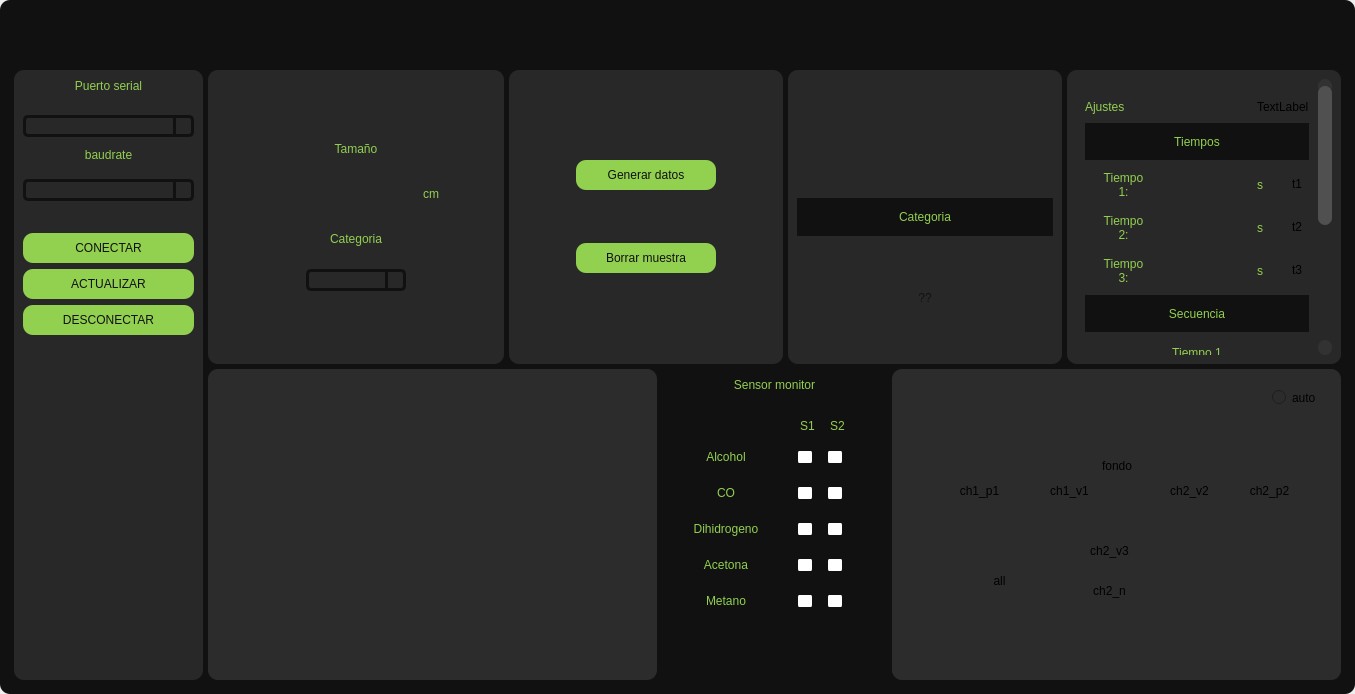
This is Design.ui in victor456472/HMI-Enose as Qt 5 draws it before an edit. The edited form follows.
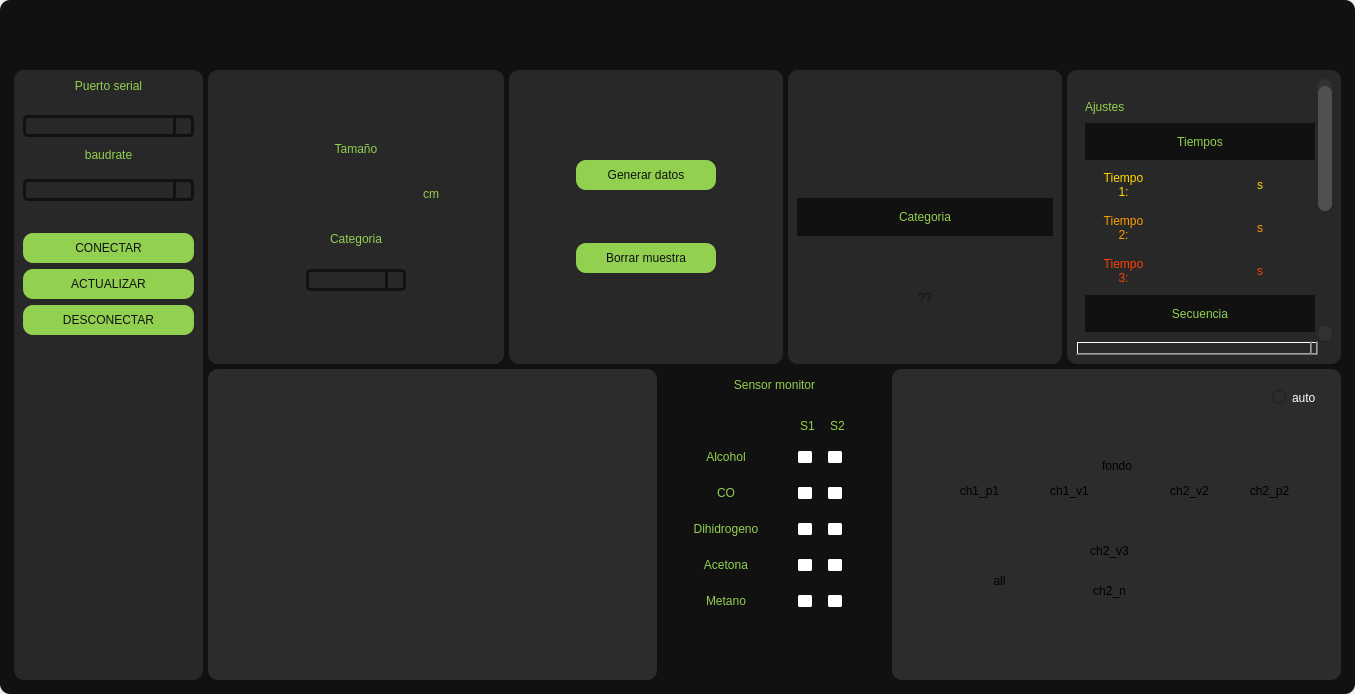
This is the edited form. Icons and pictures are not drawn.

```diff
--- a/Design.ui
+++ b/Design.ui
@@ -1320,8 +1320,8 @@
                       <property name="geometry">
                        <rect>
                         <x>0</x>
-                        <y>-254</y>
-                        <width>235</width>
+                        <y>-2</y>
+                        <width>242</width>
                         <height>518</height>
                        </rect>
                       </property>
@@ -1411,8 +1411,20 @@
                              </item>
                              <item>
                               <widget class="QLabel" name="label_16">
+                               <property name="maximumSize">
+                                <size>
+                                 <width>20</width>
+                                 <height>20</height>
+                                </size>
+                               </property>
                                <property name="text">
-                                <string>TextLabel</string>
+                                <string/>
+                               </property>
+                               <property name="pixmap">
+                                <pixmap resource="resource_icon.qrc">:/images/iconos/ajustes.png</pixmap>
+                               </property>
+                               <property name="scaledContents">
+                                <bool>true</bool>
                                </property>
                               </widget>
                              </item>
@@ -1486,7 +1498,7 @@
                                 </size>
                                </property>
                                <property name="styleSheet">
-                                <string notr="true">color: rgb(146,208,80);
+                                <string notr="true">color: rgb(255, 217, 0);
 font:87 9pt &quot;cooper black&quot;</string>
                                </property>
                                <property name="text">
@@ -1563,7 +1575,7 @@
                                 </size>
                                </property>
                                <property name="styleSheet">
-                                <string notr="true">color: rgb(146,208,80);
+                                <string notr="true">color: rgb(255, 217, 0);
 font:87 12pt &quot;cooper black&quot;</string>
                                </property>
                                <property name="text">
@@ -1589,8 +1601,22 @@
                              </item>
                              <item>
                               <widget class="QPushButton" name="button_t1">
+                               <property name="styleSheet">
+                                <string notr="true">QPushButton{
+	image: url(:/images/iconos/ajustar.png);
+}
+
+QPushButton:hover{
+	
+	image: url(:/images/iconos/ajustar_t1hover.png);
+}
+QPushButton:pressed{
+	
+	image: url(:/images/iconos/ajustar_t1pressed.png);
+}</string>
+                               </property>
                                <property name="text">
-                                <string>t1</string>
+                                <string/>
                                </property>
                               </widget>
                              </item>
@@ -1642,7 +1668,7 @@
                                 </size>
                                </property>
                                <property name="styleSheet">
-                                <string notr="true">color: rgb(146,208,80);
+                                <string notr="true">color: rgb(255, 157, 0);
 font:87 9pt &quot;cooper black&quot;</string>
                                </property>
                                <property name="text">
@@ -1725,7 +1751,7 @@
                                 </size>
                                </property>
                                <property name="styleSheet">
-                                <string notr="true">color: rgb(146,208,80);
+                                <string notr="true">color: rgb(255, 157, 0);
 font:87 12pt &quot;cooper black&quot;</string>
                                </property>
                                <property name="text">
@@ -1757,8 +1783,22 @@
                                  <verstretch>0</verstretch>
                                 </sizepolicy>
                                </property>
+                               <property name="styleSheet">
+                                <string notr="true">QPushButton{
+	image: url(:/images/iconos/ajustar.png);
+}
+
+QPushButton:hover{
+	
+	image: url(:/images/iconos/ajustar_t2hover.png);
+}
+QPushButton:pressed{
+	
+	image: url(:/images/iconos/ajustar_t2pressed.png);
+}</string>
+                               </property>
                                <property name="text">
-                                <string>t2</string>
+                                <string/>
                                </property>
                               </widget>
                              </item>
@@ -1810,7 +1850,7 @@
                                 </size>
                                </property>
                                <property name="styleSheet">
-                                <string notr="true">color: rgb(146,208,80);
+                                <string notr="true">color: rgb(255, 64, 0);
 font:87 9pt &quot;cooper black&quot;</string>
                                </property>
                                <property name="text">
@@ -1893,7 +1933,7 @@
                                 </size>
                                </property>
                                <property name="styleSheet">
-                                <string notr="true">color: rgb(146,208,80);
+                                <string notr="true">color: rgb(255, 64, 0);
 font:87 12pt &quot;cooper black&quot;</string>
                                </property>
                                <property name="text">
@@ -1925,8 +1965,22 @@
                                  <verstretch>0</verstretch>
                                 </sizepolicy>
                                </property>
+                               <property name="styleSheet">
+                                <string notr="true">QPushButton{
+	image: url(:/images/iconos/ajustar.png);
+}
+
+QPushButton:hover{
+	
+	image: url(:/images/iconos/ajustar_t3hover.png);
+}
+QPushButton:pressed{
+	
+	image: url(:/images/iconos/ajustar_t3pressed.png);
+}</string>
+                               </property>
                                <property name="text">
-                                <string>t3</string>
+                                <string/>
                                </property>
                               </widget>
                              </item>
@@ -1964,7 +2018,7 @@
                              </size>
                             </property>
                             <property name="styleSheet">
-                             <string notr="true">color: rgb(146,208,80);
+                             <string notr="true">color: rgb(255, 217, 0);
 font:87 10pt &quot;cooper black&quot;</string>
                             </property>
                             <property name="text">
@@ -3061,6 +3115,12 @@
                      <height>17</height>
                     </rect>
                    </property>
+                   <property name="styleSheet">
+                    <string notr="true">QRadioButton{
+	color: rgb(255, 255, 255); 
+	font:87 7.5pt &quot;cooper black&quot;
+}</string>
+                   </property>
                    <property name="text">
                     <string>auto</string>
                    </property>
```
Left out of the diff: 202 changed lines with no effect on the pictures.
